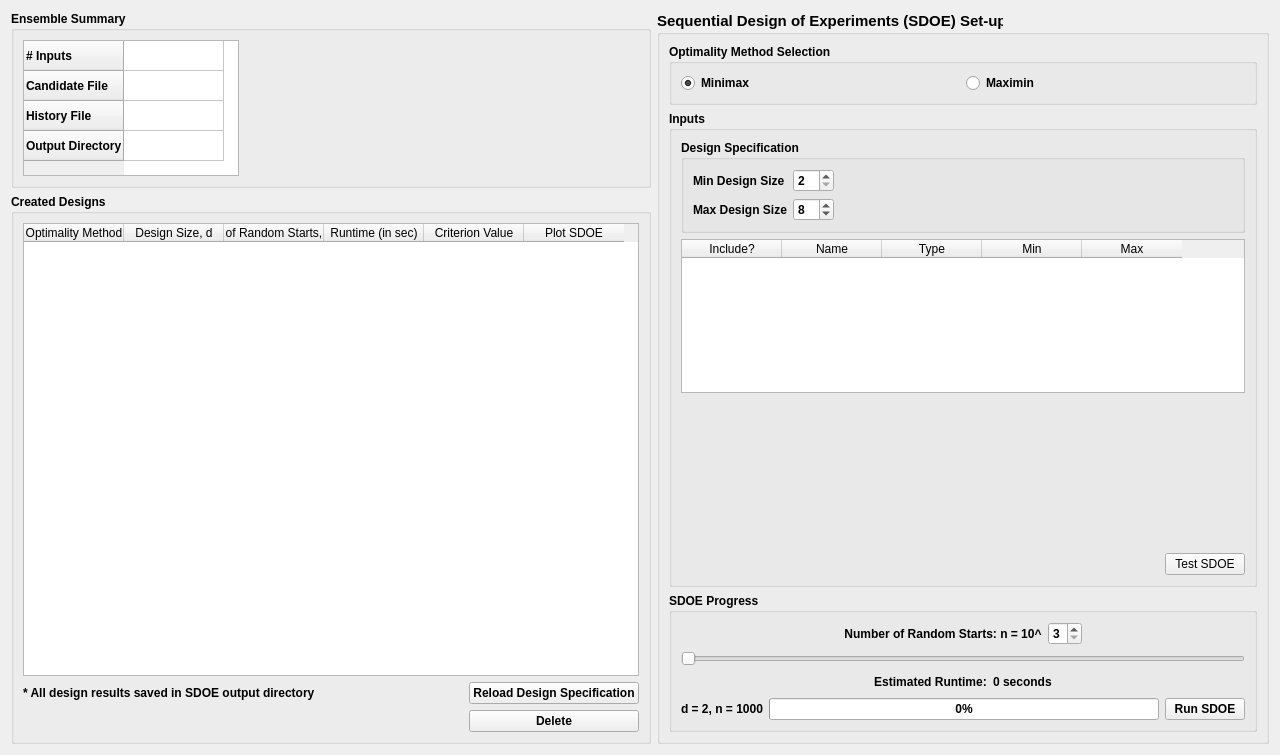
Before: the Qt Designer form foqus_lib/gui/sdoe/sdoeAnalysisDialog_UI.ui in CCSI-Toolset/FOQUS, drawn with Qt 5.
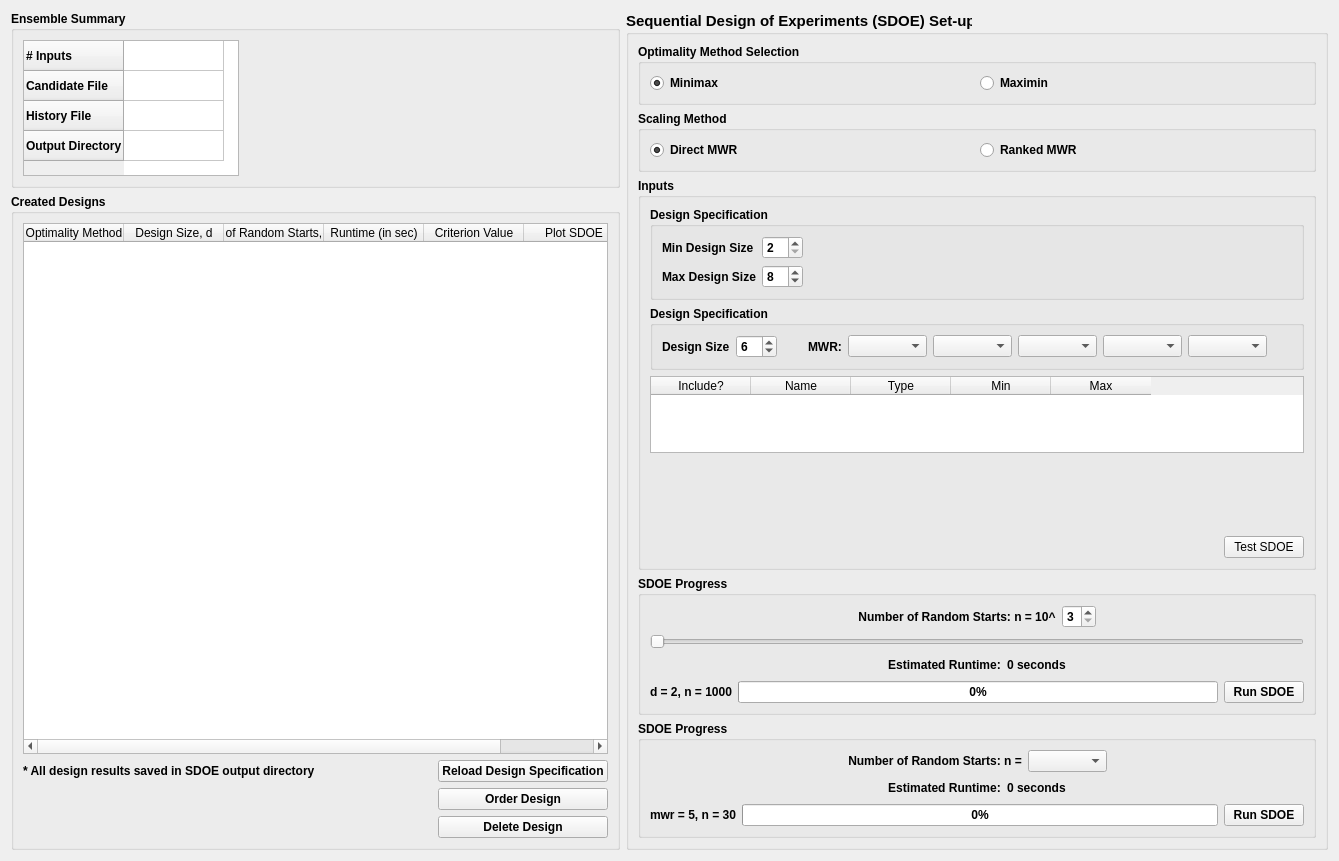
After: the same form once the commit is applied.

Commit message: Adding NUSF to SDoE (#652)

What changed in the file:
```diff
--- a/foqus_lib/gui/sdoe/sdoeAnalysisDialog_UI.ui
+++ b/foqus_lib/gui/sdoe/sdoeAnalysisDialog_UI.ui
@@ -6,8 +6,8 @@
    <rect>
     <x>0</x>
     <y>0</y>
-    <width>1280</width>
-    <height>755</height>
+    <width>1339</width>
+    <height>861</height>
    </rect>
   </property>
   <property name="font">
@@ -162,6 +162,37 @@
         </layout>
        </widget>
       </item>
+      <item>
+       <widget class="QGroupBox" name="scalingGroup">
+        <property name="font">
+         <font>
+          <pointsize>9</pointsize>
+         </font>
+        </property>
+        <property name="title">
+         <string>Scaling Method</string>
+        </property>
+        <layout class="QHBoxLayout" name="horizontalLayout_4">
+         <item>
+          <widget class="QRadioButton" name="Direct_radioButton">
+           <property name="text">
+            <string>Direct MWR</string>
+           </property>
+           <property name="checked">
+            <bool>true</bool>
+           </property>
+          </widget>
+         </item>
+         <item>
+          <widget class="QRadioButton" name="Ranked_radioButton">
+           <property name="text">
+            <string>Ranked MWR</string>
+           </property>
+          </widget>
+         </item>
+        </layout>
+       </widget>
+      </item>
       <item>
        <widget class="QGroupBox" name="inputs_groupBox">
         <property name="font">
@@ -188,6 +219,39 @@
             <string>Design Specification</string>
            </property>
            <layout class="QGridLayout" name="gridLayout">
+            <item row="1" column="2">
+             <spacer name="maxSpacer">
+              <property name="orientation">
+               <enum>Qt::Horizontal</enum>
+              </property>
+              <property name="sizeHint" stdset="0">
+               <size>
+                <width>40</width>
+                <height>20</height>
+               </size>
+              </property>
+             </spacer>
+            </item>
+            <item row="0" column="2">
+             <spacer name="minSpacer">
+              <property name="orientation">
+               <enum>Qt::Horizontal</enum>
+              </property>
+              <property name="sizeHint" stdset="0">
+               <size>
+                <width>40</width>
+                <height>20</height>
+               </size>
+              </property>
+             </spacer>
+            </item>
+            <item row="0" column="0">
+             <widget class="QLabel" name="minDesignSize_static">
+              <property name="text">
+               <string>Min Design Size</string>
+              </property>
+             </widget>
+            </item>
             <item row="1" column="0">
              <widget class="QLabel" name="maxDesignSize_static">
               <property name="text">
@@ -195,39 +259,6 @@
               </property>
              </widget>
             </item>
-            <item row="0" column="0">
-             <widget class="QLabel" name="minDesignSize_static">
-              <property name="text">
-               <string>Min Design Size</string>
-              </property>
-             </widget>
-            </item>
-            <item row="1" column="3">
-             <spacer name="horizontalSpacer_3">
-              <property name="orientation">
-               <enum>Qt::Horizontal</enum>
-              </property>
-              <property name="sizeHint" stdset="0">
-               <size>
-                <width>40</width>
-                <height>20</height>
-               </size>
-              </property>
-             </spacer>
-            </item>
-            <item row="0" column="3">
-             <spacer name="horizontalSpacer_2">
-              <property name="orientation">
-               <enum>Qt::Horizontal</enum>
-              </property>
-              <property name="sizeHint" stdset="0">
-               <size>
-                <width>40</width>
-                <height>20</height>
-               </size>
-              </property>
-             </spacer>
-            </item>
             <item row="0" column="1">
              <widget class="QSpinBox" name="minDesignSize_spin">
               <property name="toolTip">
@@ -247,7 +278,7 @@
 and max for efficient computation.</string>
               </property>
               <property name="minimum">
-               <number>1</number>
+               <number>2</number>
               </property>
               <property name="value">
                <number>8</number>
@@ -257,6 +288,100 @@
            </layout>
           </widget>
          </item>
+         <item>
+          <widget class="QGroupBox" name="rangeNUSF_groupBox">
+           <property name="font">
+            <font>
+             <pointsize>9</pointsize>
+             <weight>75</weight>
+             <bold>true</bold>
+            </font>
+           </property>
+           <property name="title">
+            <string>Design Specification</string>
+           </property>
+           <layout class="QGridLayout" name="gridLayout_5">
+            <item row="0" column="0">
+             <widget class="QLabel" name="designSize_static">
+              <property name="text">
+               <string>Design Size</string>
+              </property>
+             </widget>
+            </item>
+            <item row="0" column="1">
+             <widget class="QSpinBox" name="designSize_spin">
+              <property name="sizePolicy">
+               <sizepolicy hsizetype="MinimumExpanding" vsizetype="Fixed">
+                <horstretch>0</horstretch>
+                <verstretch>0</verstretch>
+               </sizepolicy>
+              </property>
+              <property name="minimum">
+               <number>2</number>
+              </property>
+              <property name="maximum">
+               <number>99</number>
+              </property>
+              <property name="value">
+               <number>6</number>
+              </property>
+             </widget>
+            </item>
+            <item row="0" column="9">
+             <spacer name="horizontalSpacer_2">
+              <property name="orientation">
+               <enum>Qt::Horizontal</enum>
+              </property>
+              <property name="sizeHint" stdset="0">
+               <size>
+                <width>40</width>
+                <height>20</height>
+               </size>
+              </property>
+             </spacer>
+            </item>
+            <item row="0" column="3">
+             <widget class="QLabel" name="MWR_static">
+              <property name="text">
+               <string>MWR:</string>
+              </property>
+             </widget>
+            </item>
+            <item row="0" column="8">
+             <widget class="QComboBox" name="MWR5_comboBox"/>
+            </item>
+            <item row="0" column="6">
+             <widget class="QComboBox" name="MWR3_comboBox"/>
+            </item>
+            <item row="0" column="7">
+             <widget class="QComboBox" name="MWR4_comboBox"/>
+            </item>
+            <item row="0" column="4">
+             <widget class="QComboBox" name="MWR1_comboBox">
+              <property name="currentIndex">
+               <number>-1</number>
+              </property>
+             </widget>
+            </item>
+            <item row="0" column="5">
+             <widget class="QComboBox" name="MWR2_comboBox"/>
+            </item>
+            <item row="0" column="2">
+             <spacer name="horizontalSpacer_9">
+              <property name="orientation">
+               <enum>Qt::Horizontal</enum>
+              </property>
+              <property name="sizeHint" stdset="0">
+               <size>
+                <width>40</width>
+                <height>20</height>
+               </size>
+              </property>
+             </spacer>
+            </item>
+           </layout>
+          </widget>
+         </item>
          <item>
           <widget class="QTableWidget" name="inputSdoeTable">
            <property name="font">
@@ -523,6 +648,140 @@
         </layout>
        </widget>
       </item>
+      <item>
+       <widget class="QGroupBox" name="progressNUSF_groupBox">
+        <property name="font">
+         <font>
+          <pointsize>9</pointsize>
+          <weight>75</weight>
+          <bold>true</bold>
+         </font>
+        </property>
+        <property name="title">
+         <string>SDOE Progress</string>
+        </property>
+        <layout class="QVBoxLayout" name="verticalLayout_4">
+         <item>
+          <layout class="QHBoxLayout" name="horizontalLayout_7">
+           <item>
+            <spacer name="horizontalSpacer_3">
+             <property name="orientation">
+              <enum>Qt::Horizontal</enum>
+             </property>
+             <property name="sizeHint" stdset="0">
+              <size>
+               <width>40</width>
+               <height>20</height>
+              </size>
+             </property>
+            </spacer>
+           </item>
+           <item>
+            <widget class="QLabel" name="sampleSizeNUSF_static">
+             <property name="text">
+              <string>Number of Random Starts: n =</string>
+             </property>
+             <property name="alignment">
+              <set>Qt::AlignCenter</set>
+             </property>
+            </widget>
+           </item>
+           <item>
+            <widget class="QComboBox" name="sampleSizeNUSF_comboBox"/>
+           </item>
+           <item>
+            <spacer name="horizontalSpacer_12">
+             <property name="orientation">
+              <enum>Qt::Horizontal</enum>
+             </property>
+             <property name="sizeHint" stdset="0">
+              <size>
+               <width>40</width>
+               <height>20</height>
+              </size>
+             </property>
+            </spacer>
+           </item>
+          </layout>
+         </item>
+         <item>
+          <layout class="QHBoxLayout" name="horizontalLayout_8">
+           <item>
+            <spacer name="horizontalSpacer_13">
+             <property name="orientation">
+              <enum>Qt::Horizontal</enum>
+             </property>
+             <property name="sizeHint" stdset="0">
+              <size>
+               <width>40</width>
+               <height>20</height>
+              </size>
+             </property>
+            </spacer>
+           </item>
+           <item>
+            <widget class="QLabel" name="estimateNUSF_static">
+             <property name="text">
+              <string>Estimated Runtime:</string>
+             </property>
+             <property name="alignment">
+              <set>Qt::AlignCenter</set>
+             </property>
+            </widget>
+           </item>
+           <item>
+            <widget class="QLabel" name="timeNUSF_dynamic">
+             <property name="text">
+              <string>0 seconds</string>
+             </property>
+            </widget>
+           </item>
+           <item>
+            <spacer name="horizontalSpacer_14">
+             <property name="orientation">
+              <enum>Qt::Horizontal</enum>
+             </property>
+             <property name="sizeHint" stdset="0">
+              <size>
+               <width>40</width>
+               <height>20</height>
+              </size>
+             </property>
+            </spacer>
+           </item>
+          </layout>
+         </item>
+         <item>
+          <layout class="QHBoxLayout" name="horizontalLayout_infSave_5">
+           <item>
+            <widget class="QLabel" name="designInfoNUSF_dynamic">
+             <property name="text">
+              <string>mwr = 5, n = 30</string>
+             </property>
+            </widget>
+           </item>
+           <item>
+            <widget class="QProgressBar" name="SDOENUSF_progressBar">
+             <property name="value">
+              <number>0</number>
+             </property>
+            </widget>
+           </item>
+           <item>
+            <widget class="QPushButton" name="runSdoeNUSFButton">
+             <property name="text">
+              <string>Run SDOE</string>
+             </property>
+             <property name="autoDefault">
+              <bool>false</bool>
+             </property>
+            </widget>
+           </item>
+          </layout>
+         </item>
+        </layout>
+       </widget>
+      </item>
      </layout>
     </widget>
    </item>
@@ -538,7 +797,7 @@
       <string>Created Designs</string>
      </property>
      <layout class="QGridLayout" name="gridLayout_3">
-      <item row="2" column="0">
+      <item row="3" column="0">
        <spacer name="horizontalSpacer_4">
         <property name="orientation">
          <enum>Qt::Horizontal</enum>
@@ -594,10 +853,10 @@
         </column>
        </widget>
       </item>
-      <item row="2" column="1">
+      <item row="3" column="1">
        <widget class="QPushButton" name="deleteAnalysisButton">
         <property name="text">
-         <string>Delete</string>
+         <string>Delete Design</string>
         </property>
         <property name="autoDefault">
          <bool>false</bool>
@@ -618,6 +877,19 @@
         </property>
         <property name="text">
          <string>Reload Design Specification</string>
+        </property>
+        <property name="autoDefault">
+         <bool>false</bool>
+        </property>
+       </widget>
+      </item>
+      <item row="2" column="1">
+       <widget class="QPushButton" name="orderAnalysisButton">
+        <property name="text">
+         <string>Order Design</string>
+        </property>
+        <property name="autoDefault">
+         <bool>false</bool>
         </property>
        </widget>
       </item>
```
Left out of the diff: 4 changed lines with no effect on the pictures. The commit also changes 17 other files.
